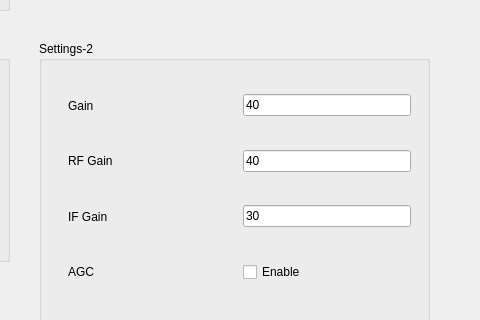
jiachen1119/sdr_config, file UI/sdr_windows.ui: the form before one commit; both pictures show x 331 to 811 and y 108 to 428 of the 811 by 648 pixel window.
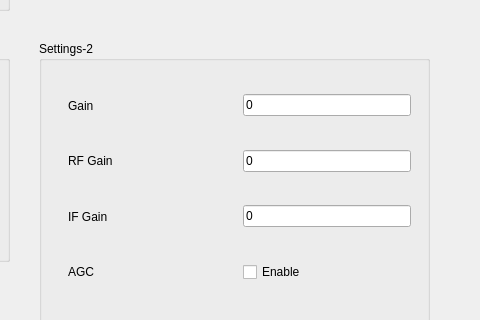
The form after the commit.

```diff
--- a/UI/sdr_windows.ui
+++ b/UI/sdr_windows.ui
@@ -299,7 +299,7 @@
       </widget>
      </widget>
      <widget class="QWidget" name="page_2">
-      <widget class="QWidget" name="">
+      <widget class="QWidget" name="layoutWidget">
        <property name="geometry">
         <rect>
          <x>10</x>
@@ -328,7 +328,7 @@
               </size>
              </property>
              <property name="text">
-              <string>40</string>
+              <string>0</string>
              </property>
              <property name="clearButtonEnabled">
               <bool>false</bool>
@@ -357,7 +357,7 @@
               </size>
              </property>
              <property name="text">
-              <string>40</string>
+              <string>0</string>
              </property>
              <property name="clearButtonEnabled">
               <bool>false</bool>
@@ -386,7 +386,7 @@
               </size>
              </property>
              <property name="text">
-              <string>30</string>
+              <string>0</string>
              </property>
              <property name="clearButtonEnabled">
               <bool>false</bool>
```
